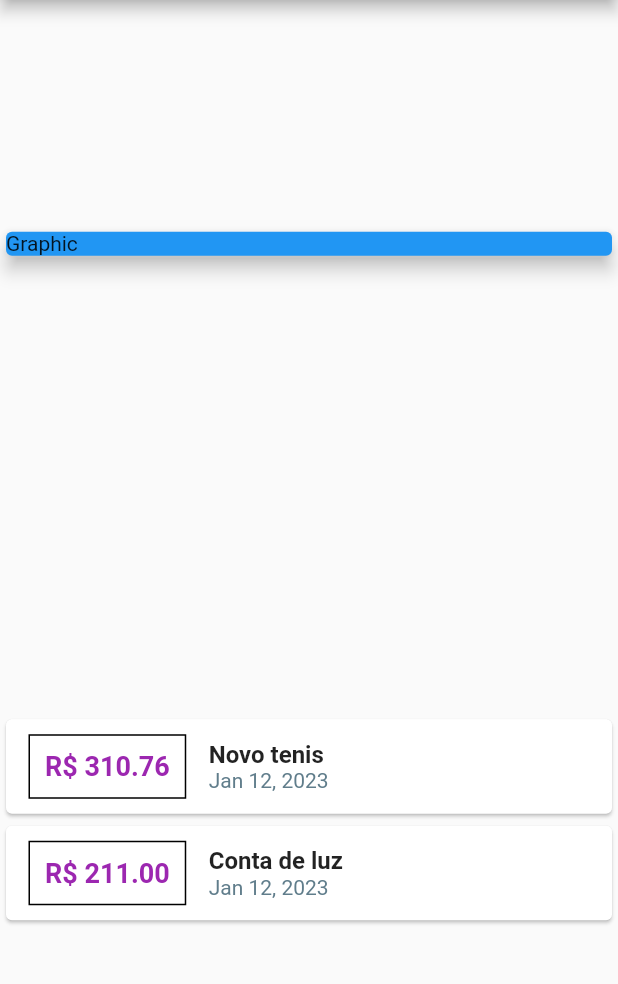
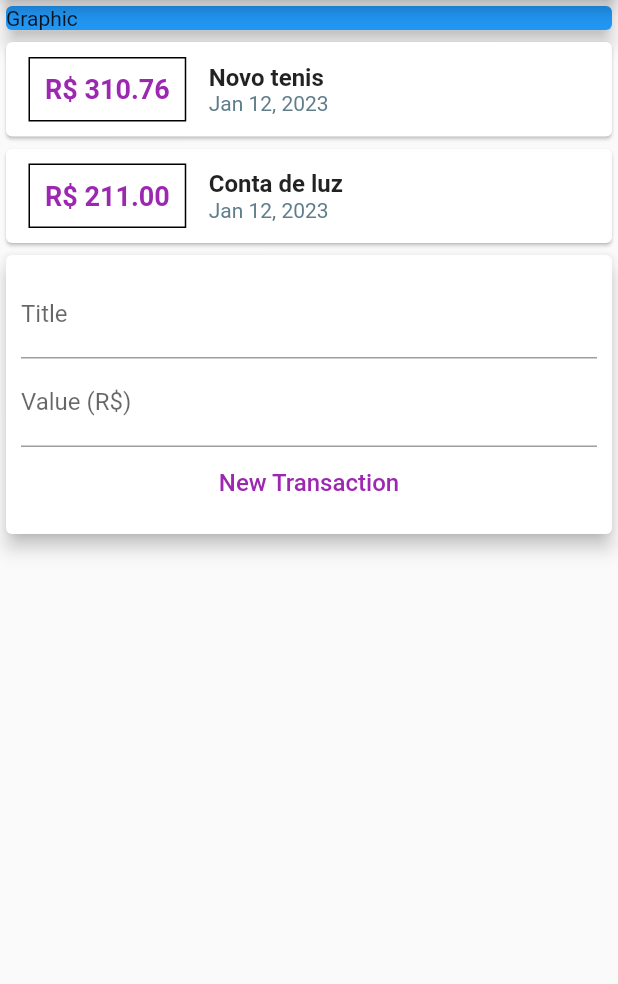
Before and after one commit to Luis020-hub/Despesas-Pessoais-Flutter, a Flutter app: the screen it shows after launch, on a phone screen of 412 x 824 dp, the part 84-1068 px from its top. Run offline on Flutter 3.47's test engine with Material 2 defaults, Android fonts, the phone set to English and light mode, and no system bars.

Commit message:
12/01/2023
-Adicionando TextField e pegando os valores mostrando no console

```diff
--- a/lib/main.dart
+++ b/lib/main.dart
@@ -13,7 +13,8 @@ class ExpensesApp extends StatelessWidget {
 }
 
 class MyHomePage extends StatelessWidget {
-  MyHomePage({Key? key}) : super(key: key);
+  final titleController = TextEditingController();
+  final valueController = TextEditingController();
 
   final _transactions = [
     Transaction(
@@ -37,7 +38,6 @@ class MyHomePage extends StatelessWidget {
         title: const Text("Expenses"),
       ),
       body: Column(
-          mainAxisAlignment: MainAxisAlignment.spaceAround,
           crossAxisAlignment: CrossAxisAlignment.stretch,
           children: <Widget>[
             const SizedBox(
@@ -94,6 +94,45 @@ class MyHomePage extends StatelessWidget {
                 );
               }).toList(),
             ),
+            Card(
+              elevation: 5,
+              child: Padding(
+                padding: const EdgeInsets.all(10),
+                child: Column(
+                  children: <Widget>[
+                    TextField(
+                      controller: titleController,
+                      decoration: InputDecoration(
+                        labelText: 'Title',
+                      ),
+                    ),
+                    TextField(
+                      controller: valueController,
+                      decoration: InputDecoration(
+                        labelText: 'Value (R\$)',
+                      ),
+                    ),
+                    Row(
+                      mainAxisAlignment: MainAxisAlignment.center,
+                      children: [
+                        TextButton(
+                          onPressed: () {
+                            print(titleController);
+                            print(valueController);
+                          },
+                          child: const Text('New Transaction',
+                              style: TextStyle(
+                                color: Colors.purple,
+                                backgroundColor: Colors.transparent,
+                                fontSize: 16,
+                              )),
+                        ),
+                      ],
+                    )
+                  ],
+                ),
+              ),
+            )
           ]),
     );
   }
```
